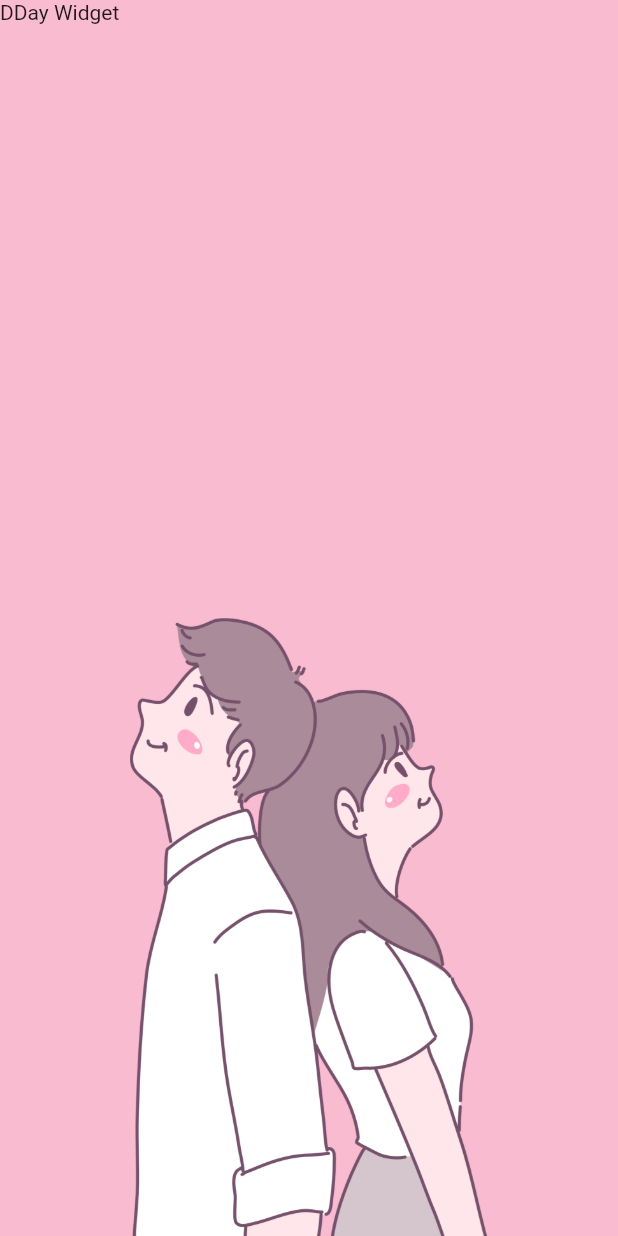
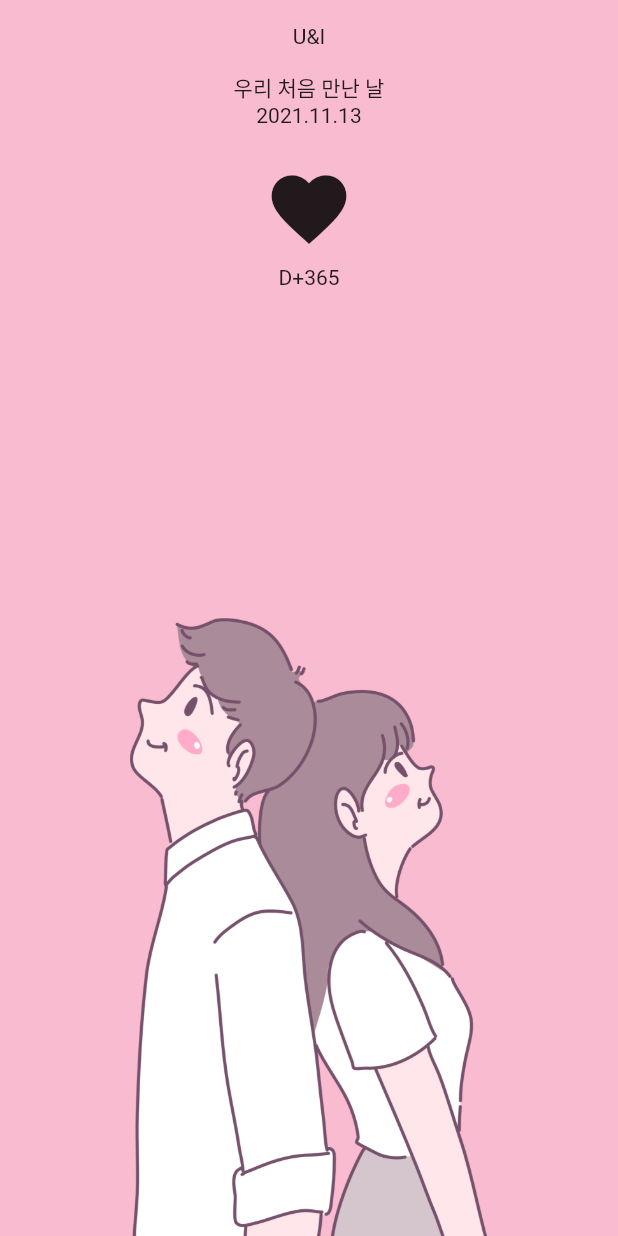
Before and after one commit to HwangSooHyeon/flutter_time_spent, a Flutter app: the screen it shows after launch, on a phone screen of 412 x 824 dp. Run offline on Flutter 3.47's test engine with Material 2 defaults, Android fonts, the phone set to English and light mode, and no system bars.

Commit message:
feat(home_screen): _DDay 임시 텍스트 추가

```diff
--- a/lib/screen/home_screen.dart
+++ b/lib/screen/home_screen.dart
@@ -26,7 +26,26 @@ class HomeScreen extends StatelessWidget {
 class _DDay extends StatelessWidget {
   @override
   Widget build(BuildContext context) {
-    return Text('DDay Widget');
+    return Column(
+      children: [
+        const SizedBox(height: 16.0),
+        Text(
+          'U&I',
+        ),
+        const SizedBox(height: 16.0),
+        Text(
+          '우리 처음 만난 날',
+        ),
+        Text(
+          '2021.11.13',
+        ),
+        const SizedBox(height: 16.0),
+        IconButton(iconSize: 60.0, onPressed: () {}, icon: Icon(Icons.favorite,),),
+        Text(
+          'D+365',
+        ),
+      ],
+    );
   }
 }
 
```
